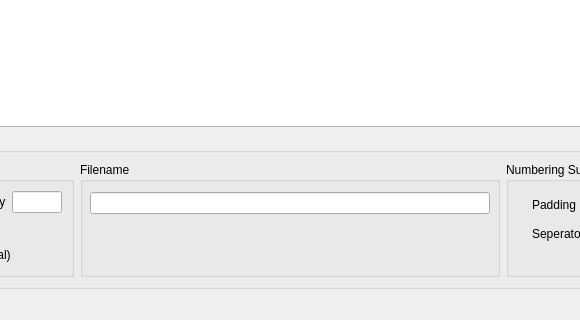
The window that View/media_file_renamer.ui (Thentoxd/MediaFileRenamer) describes before a commit, drawn with Qt 5; both pictures show x 232 to 812 and y 435 to 755 of the 1409 by 755 pixel window.
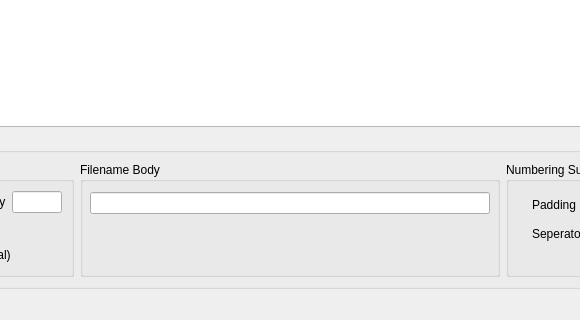
The same window after the commit.

```diff
--- a/View/media_file_renamer.ui
+++ b/View/media_file_renamer.ui
@@ -202,7 +202,7 @@
             </size>
            </property>
            <property name="title">
-            <string>Filename</string>
+            <string>Filename Body</string>
            </property>
            <widget class="QLineEdit" name="lineEdit_5">
             <property name="geometry">
```
